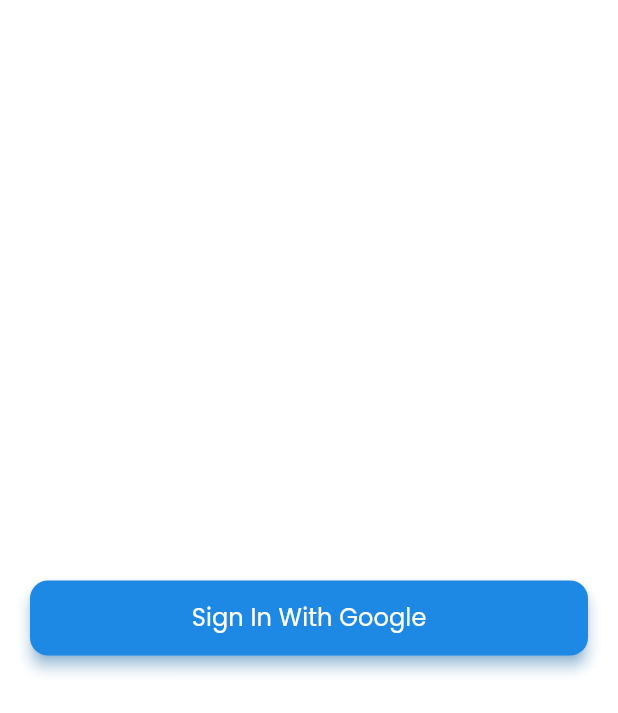
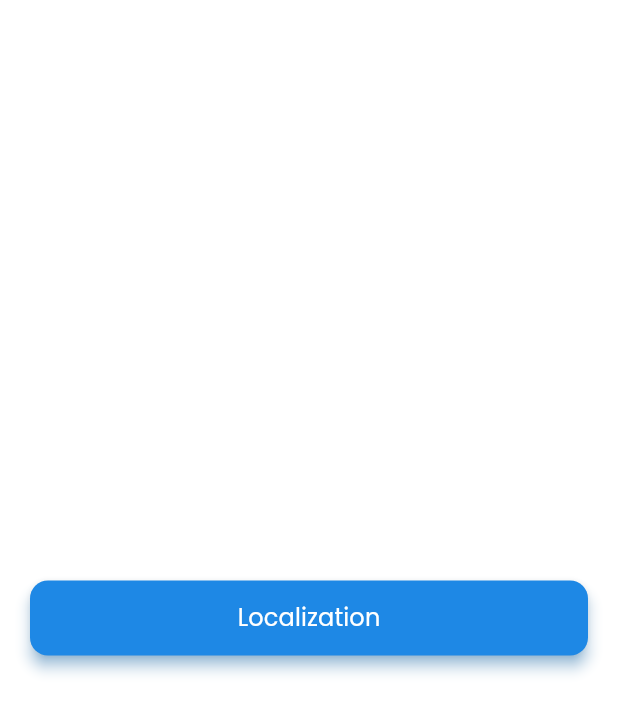
Before and after one commit to Vanhoai/wflow, a Flutter app: the screen it shows after launch, on a phone screen of 412 x 824 dp. Shown: the top 713 px of the screen. Run offline on Flutter 3.47's test engine with Material 2 defaults, Android fonts, the phone set to English and light mode, and no system bars; our stand-ins replace dartz, dio, equatable, firebase_auth, firebase_core, firebase_messaging and 11 more; missing offline and left inert: flutter_config_plus, flutter_flipperkit; accounts and stored records are empty.

Commit message:
add change language code

```diff
--- a/lib/common/app.dart
+++ b/lib/common/app.dart
@@ -1,10 +1,11 @@
 import 'package:flutter/material.dart';
 import 'package:flutter_bloc/flutter_bloc.dart';
+import 'package:flutter_localization/flutter_localization.dart';
 import 'package:wflow/common/app/bloc.app.dart';
 import 'package:wflow/common/injection.dart';
 import 'package:wflow/common/loading/bloc.dart';
 import 'package:wflow/common/security/bloc.dart';
-import 'package:wflow/configuration/environment.dart';
+import 'package:wflow/configuration/configuration.dart';
 import 'package:wflow/core/routes/keys.dart';
 import 'package:wflow/core/routes/routes.dart';
 import 'package:wflow/core/theme/them.dart';
@@ -19,6 +20,18 @@ class App extends StatefulWidget {
 }
 
 class _AppState extends State<App> {
+  @override
+  void initState() {
+    super.initState();
+    localization.init(
+      mapLocales: [
+        const MapLocale('en', AppLocale.EN),
+        const MapLocale('vn', AppLocale.VN),
+      ],
+      initLanguageCode: 'en',
+    );
+  }
+
   @override
   Widget build(BuildContext context) {
     return FutureBuilder(
@@ -53,6 +66,8 @@ class _AppState extends State<App> {
                         ErrorWidget.builder = (errorDetails) => error;
                         return child!;
                       },
+                      supportedLocales: localization.supportedLocales,
+                      localizationsDelegates: localization.localizationsDelegates,
                       debugShowCheckedModeBanner: false,
                       title: EnvironmentConfiguration.appHeading,
                       theme: themeData,
--- a/lib/common/app/bloc.app.dart
+++ b/lib/common/app/bloc.app.dart
@@ -23,6 +23,7 @@ class AppBloc extends HydratedBloc<AppEvent, AppState> {
   }
 
   FutureOr<void> onAppChangeLanguage(AppChangeLanguage event, Emitter<AppState> emit) async {
+    localization.translate(event.languageCode);
     emit(state.copyWith(languageCode: event.languageCode));
   }
 
@@ -37,7 +38,6 @@ class AppBloc extends HydratedBloc<AppEvent, AppState> {
 
   @override
   Map<String, dynamic>? toJson(AppState state) {
-    print("State: $state");
     return state.toJson();
   }
 }
--- a/lib/common/injection.dart
+++ b/lib/common/injection.dart
@@ -8,9 +8,11 @@ import 'package:wflow/modules/auth/data/auth.repository.impl.dart';
 import 'package:wflow/modules/auth/data/auth.service.dart';
 import 'package:wflow/modules/auth/domain/auth.repository.dart';
 import 'package:wflow/modules/auth/domain/auth.usecase.dart';
+import "package:flutter_localization/flutter_localization.dart";
 
 final GetIt instance = GetIt.instance;
 late SharedPreferences sharedPreferences;
+final FlutterLocalization localization = FlutterLocalization.instance;
 
 Future<void> initAppInjection() async {
   // utils
--- a/lib/configuration/configuration.dart
+++ b/lib/configuration/configuration.dart
@@ -1,2 +1,3 @@
 export './environment.dart';
 export './constants.dart';
+export './language.dart';
--- /dev/null
+++ b/lib/configuration/language.dart
@@ -0,0 +1,6 @@
+mixin AppLocale {
+  static const String title = 'title';
+
+  static const Map<String, dynamic> EN = {title: 'Localization'};
+  static const Map<String, dynamic> VN = {title: 'Địa phương hóa'};
+}
--- a/lib/modules/auth/presentation/sign_in/sign_in.dart
+++ b/lib/modules/auth/presentation/sign_in/sign_in.dart
@@ -1,7 +1,9 @@
 import 'package:flutter/material.dart';
 import 'package:flutter_bloc/flutter_bloc.dart';
+import 'package:flutter_localization/flutter_localization.dart';
+import 'package:wflow/common/app/bloc.app.dart';
 import 'package:wflow/common/injection.dart';
-import 'package:wflow/core/routes/keys.dart';
+import 'package:wflow/configuration/configuration.dart';
 import 'package:wflow/core/widgets/custom/button/button.dart';
 import 'package:wflow/core/widgets/shared/shared.dart';
 import 'package:wflow/modules/auth/domain/auth.usecase.dart';
@@ -15,28 +17,6 @@ class SignInScreen extends StatefulWidget {
 }
 
 class _SignInScreenState extends State<SignInScreen> {
-  late TextEditingController emailController;
-  late TextEditingController passwordController;
-
-  @override
-  void initState() {
-    super.initState();
-
-    emailController = TextEditingController();
-    passwordController = TextEditingController();
-  }
-
-  @override
-  void dispose() {
-    emailController.dispose();
-    passwordController.dispose();
-    super.dispose();
-  }
-
-  void signInWithGoogle() {
-    Navigator.of(context).pushNamedAndRemoveUntil(RouteKeys.bottomScreen, (route) => false);
-  }
-
   @override
   Widget build(BuildContext context) {
     return BlocProvider<SignInBloc>(
@@ -49,12 +29,18 @@ class _SignInScreenState extends State<SignInScreen> {
           child: Column(
             mainAxisAlignment: MainAxisAlignment.center,
             children: [
-              PrimaryButton(
-                marginHorizontal: 20,
-                marginVertical: 20,
-                label: "Sign In With Google",
-                onPressed: () => signInWithGoogle(),
-              ),
+              BlocBuilder<AppBloc, AppState>(
+                builder: (context, state) {
+                  return PrimaryButton(
+                    marginHorizontal: 20,
+                    marginVertical: 20,
+                    label: AppLocale.title.getString(context),
+                    onPressed: () {
+                      context.read<AppBloc>().add(AppChangeLanguage(languageCode: "vn"));
+                    },
+                  );
+                },
+              )
             ],
           ),
         ),
```
Also changed, not shown: lib/core/utils/json.util.dart (+5 -8 lines), lib/main.dart (+3 -11 lines), pubspec.yaml (+3 -33 lines), pubspec.lock, 1 other file.
